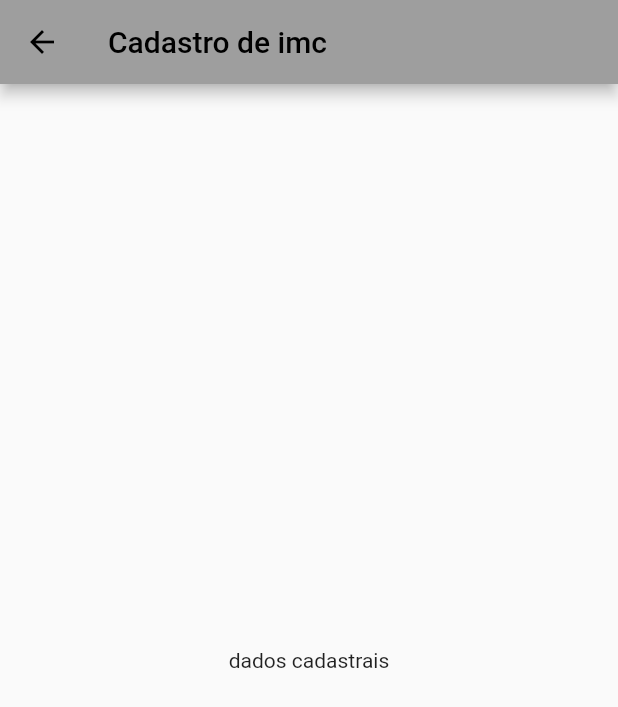
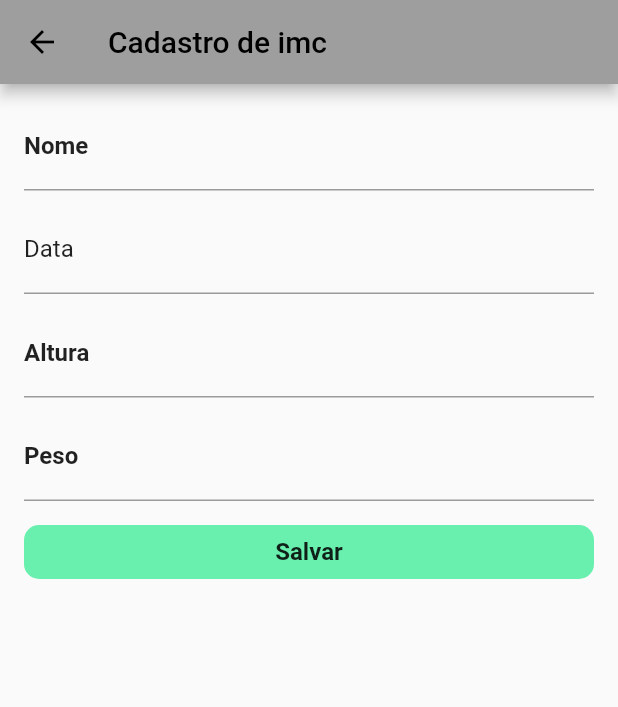
Before and after one commit to BrunoLaureano1989/imc_in_flutter, a Flutter app: the CadastroPage screen opened directly, on a phone screen of 412 x 824 dp. Shown: the top 707 px of the screen. Run offline on Flutter 3.47's test engine with Material 2 defaults, Android fonts, the phone set to English and light mode, and no system bars; our stand-ins replace google_fonts.

Commit message:
add controller e decoration na home e cadastro

```diff
--- a/lib/pages/dados_cadastro.dart
+++ b/lib/pages/dados_cadastro.dart
@@ -1,19 +1,137 @@
 import 'package:flutter/material.dart';
 
-class CadastroPage extends StatelessWidget {
-  const CadastroPage({super.key});
+import '../services/widget.dart';
+
+class CadastroPage extends StatefulWidget {
+  const CadastroPage({Key? key}) : super(key: key);
+
+  @override
+  State<CadastroPage> createState() => _CadastroPageState();
+}
+
+class _CadastroPageState extends State<CadastroPage> {
+  TextEditingController nomeController = TextEditingController(text: "");
+  TextEditingController alturaController = TextEditingController(text: "");
+  TextEditingController pesoController = TextEditingController(text: "");
+  TextEditingController dataNascimentoController =
+      TextEditingController(text: "");
+
+      void _resetCampos () {
+        nomeController.text = "";
+        alturaController.text = "";
+        pesoController.text = "";
+        dataNascimentoController.text = "";
+      }
 
   @override
   Widget build(BuildContext context) {
-    return  SafeArea(
-      child: Scaffold(
-        appBar: AppBar(
-          title: const Text("Cadastro de imc"),
-        ),
-        body: const Center(
-          child: Text("dados cadastrais"),
+    return SafeArea(
+        child: Scaffold(
+      appBar: AppBar(
+        title: const Text("Cadastro de imc"),
+      ),
+      body: Padding(
+        padding: const EdgeInsets.symmetric(vertical: 12, horizontal: 16),
+        child: Column(
+          crossAxisAlignment: CrossAxisAlignment.center,
+          children: [
+            //const TextWidget(texto: 'Nome Completo'),
+            TextField(
+              decoration: const InputDecoration(
+                labelText: "Nome",
+                labelStyle: TextStyle(color: Colors.black87),
+              ),
+              textAlign: TextAlign.center,
+              style: const TextStyle(
+                  fontSize: 16,
+                  fontWeight: FontWeight.w700,
+                  color: Colors.black87),
+              controller: nomeController,
+            ),
+            const SizedBox(
+              height: 10,
+            ),
+            //const TextWidget(texto: "Data de Nascimento"),
+            TextField(
+                decoration: const InputDecoration(
+                  labelText: "Data",
+                  labelStyle: TextStyle(color: Colors.black87),
+                ),
+                textAlign: TextAlign.start,
+                controller: dataNascimentoController,
+                readOnly: true,
+                onTap: () async {
+                  var data = await showDatePicker(
+                      context: context,
+                      initialDate: DateTime(1989, 01, 16),
+                      firstDate: DateTime(1989, 1, 16),
+                      lastDate: DateTime(2099, 12, 31));
+                  if (data != null) {
+                    dataNascimentoController.text = data.toString();
+                  }
+                }),
+            const SizedBox(
+              height: 10,
+            ),
+            //const TextWidget(texto: "Altura"),
+            TextField(
+              keyboardType: TextInputType.number,
+              decoration: const InputDecoration(
+                labelText: "Altura",
+                labelStyle: TextStyle(color: Colors.black87),
+              ),
+              textAlign: TextAlign.center,
+              style: const TextStyle(
+                  fontSize: 16,
+                  fontWeight: FontWeight.w700,
+                  color: Colors.black87),
+              controller: alturaController,
+            ),
+            const SizedBox(
+              height: 10,
+            ),
+            //const TextWidget(texto: "Peso"),
+            TextField(
+              keyboardType: TextInputType.number,
+              decoration: const InputDecoration(
+                labelText: "Peso",
+                labelStyle: TextStyle(color: Colors.black87),
+              ),
+              textAlign: TextAlign.center,
+              style: const TextStyle(
+                  fontSize: 16,
+                  fontWeight: FontWeight.w700,
+                  color: Colors.black87),
+              controller: pesoController,
+            ),
+            const SizedBox(
+              height: 10,
+            ),
+            SizedBox(
+              width: double.infinity,
+              child: TextButton(
+                onPressed: () {
+
+
+
+
+
+
+
+                },
+                style: ButtonStyle(
+                  shape: MaterialStatePropertyAll(RoundedRectangleBorder(
+                    borderRadius: BorderRadius.circular(10),
+                  )),
+                  backgroundColor:
+                      const MaterialStatePropertyAll(Colors.greenAccent),
+                ),
+                child: const TextWidget(texto: "Salvar"),
+              ),
+            ),
+          ],
         ),
       ),
-    );
+    ));
   }
 }
--- a/lib/pages/main_page.dart
+++ b/lib/pages/main_page.dart
@@ -3,7 +3,7 @@ import 'package:imc/pages/dados_cadastro.dart';
 
 import 'dicas_page.dart';
 import 'help_page.dart';
-import 'termo.page.dart';
+import 'lista_imc_page.dart';
 
 class MainPage extends StatefulWidget {
   const MainPage({super.key});
@@ -50,7 +50,7 @@ class _MainPageState extends State<MainPage> {
                     Navigator.push(
                         context,
                         MaterialPageRoute(
-                            builder: (context) => const CadastroPage()));
+                            builder: (context) =>  const CadastroPage()));
                   },
                 ),
                 const Divider(),
@@ -70,7 +70,7 @@ class _MainPageState extends State<MainPage> {
                 },
                 children: const [
                   DicasPage(),
-                  TermoPage(),
+                  ListImcPage(),
                   HelpPage(),
                 ],
               ),
--- /dev/null
+++ b/lib/services/widget.dart
@@ -0,0 +1,14 @@
+import 'package:flutter/material.dart';
+
+class TextWidget extends StatelessWidget {
+  final String texto;
+  const TextWidget({super.key, required this.texto});
+
+  @override
+  Widget build(BuildContext context) {
+    return Text(texto,
+        style: const TextStyle(
+            fontSize: 16, fontWeight: FontWeight.w700, color: Colors.black87));
+
+  }
+}
```
Also changed, not shown: lib/pages/lista_imc_page.dart (added, +31 -0 lines), lib/pages/termo.page.dart (deleted, +0 -17 lines), lib/repository/imc_calc.dart (added, +15 -0 lines), lib/services/users_class.dart (+12 -1 lines), lib/repository/user.dart (deleted), 1 other file.
